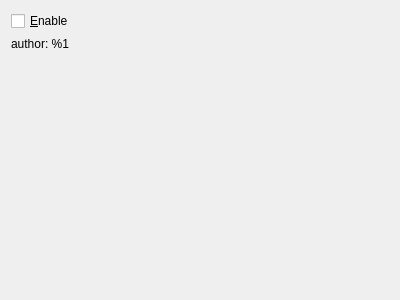
Before: the Qt Designer form src/ui/pluginwidget.ui in hluk/CopyQ, drawn with Qt 5.
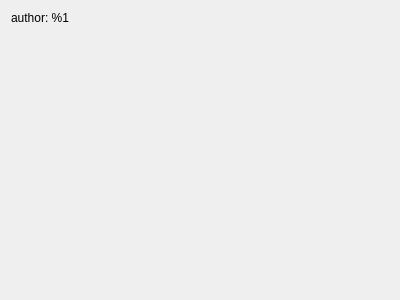
After: the same form once the commit is applied.

```diff
--- a/src/ui/pluginwidget.ui
+++ b/src/ui/pluginwidget.ui
@@ -11,16 +11,6 @@
    </rect>
   </property>
   <layout class="QVBoxLayout" name="verticalLayout">
-   <item>
-    <widget class="QCheckBox" name="checkBoxPlugin">
-     <property name="toolTip">
-      <string>Enable this clipboard content to be saved and displayed</string>
-     </property>
-     <property name="text">
-      <string>&amp;Enable</string>
-     </property>
-    </widget>
-   </item>
    <item>
     <widget class="QLabel" name="labelAuthor">
      <property name="text">
```
